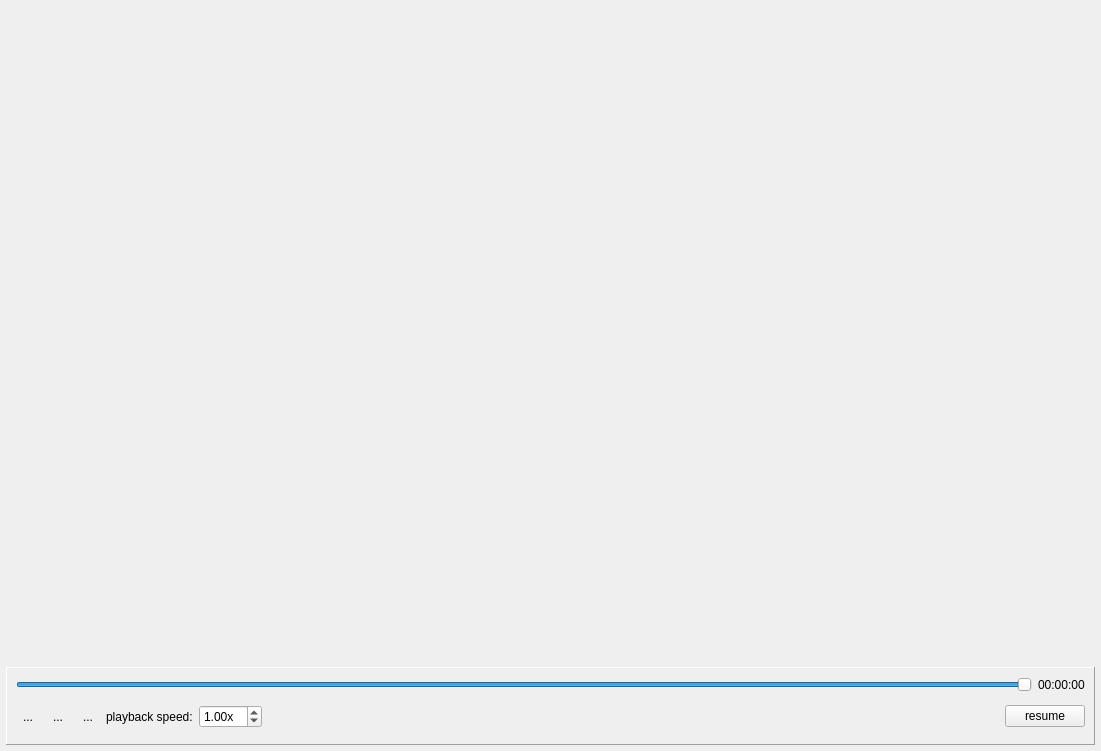
This is software/ddapp/src/app/ddVideoPlayer.ui in openhumanoids/oh-distro as Qt 5 draws it before an edit. The edited form follows.
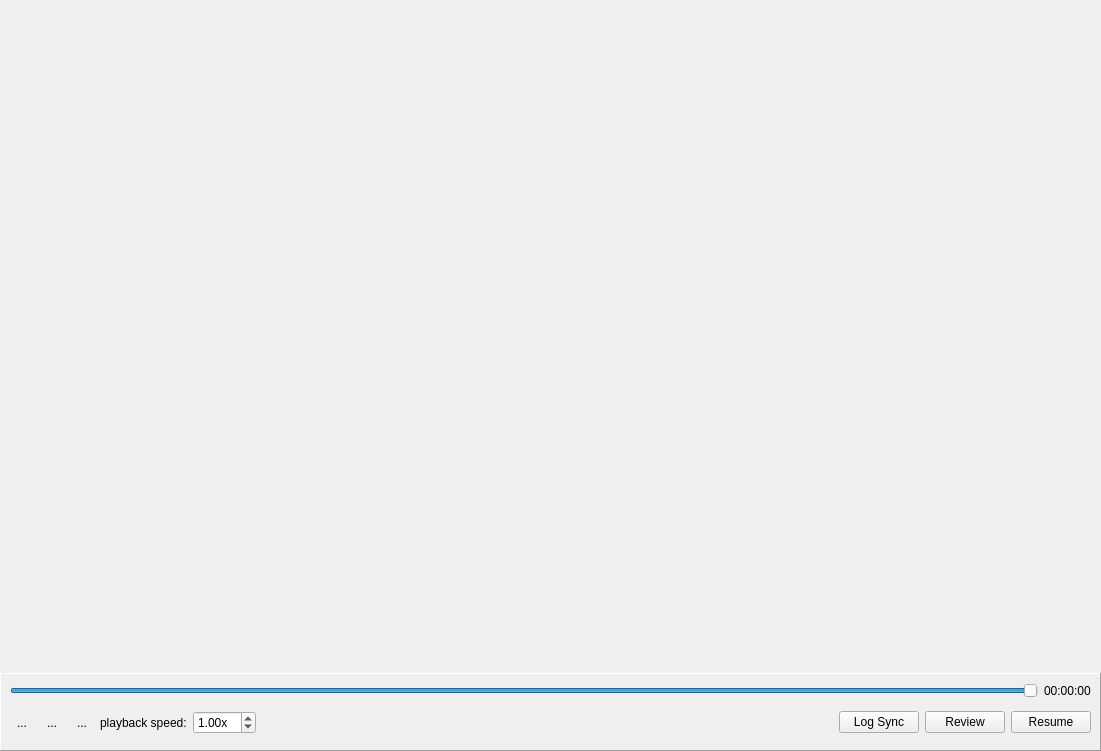
This is the edited form. Icons and pictures are not drawn.

Commit message: updates to video player and server to support log sync playback mode

The edit to the form file:
```diff
--- a/software/ddapp/src/app/ddVideoPlayer.ui
+++ b/software/ddapp/src/app/ddVideoPlayer.ui
@@ -42,7 +42,7 @@
        <number>6</number>
       </property>
       <property name="margin">
-       <number>6</number>
+       <number>0</number>
       </property>
       <item>
        <widget class="QFrame" name="frame">
@@ -52,21 +52,14 @@
         <property name="frameShadow">
          <enum>QFrame::Raised</enum>
         </property>
-        <layout class="QGridLayout" name="gridLayout">
-         <item row="0" column="1">
-          <widget class="QLabel" name="timeLabel">
-           <property name="sizePolicy">
-            <sizepolicy hsizetype="Preferred" vsizetype="Preferred">
-             <horstretch>0</horstretch>
-             <verstretch>0</verstretch>
-            </sizepolicy>
-           </property>
-           <property name="text">
-            <string>00:00:00</string>
-           </property>
-          </widget>
-         </item>
-         <item row="0" column="0">
+        <layout class="QVBoxLayout" name="verticalLayout_4">
+         <item>
+          <widget class="QWidget" name="playbackSliderFrame" native="true">
+           <layout class="QHBoxLayout" name="horizontalLayout_3">
+            <property name="margin">
+             <number>0</number>
+            </property>
+            <item>
           <widget class="QSlider" name="slider">
            <property name="sizePolicy">
             <sizepolicy hsizetype="Expanding" vsizetype="Fixed">
@@ -100,9 +93,31 @@
            </property>
           </widget>
          </item>
-         <item row="1" column="0" colspan="2">
+            <item>
+             <widget class="QLabel" name="timeLabel">
+              <property name="sizePolicy">
+               <sizepolicy hsizetype="Preferred" vsizetype="Preferred">
+                <horstretch>0</horstretch>
+                <verstretch>0</verstretch>
+               </sizepolicy>
+              </property>
+              <property name="text">
+               <string>00:00:00</string>
+              </property>
+             </widget>
+            </item>
+           </layout>
+          </widget>
+         </item>
+         <item>
           <layout class="QHBoxLayout" name="horizontalLayout_2">
            <item>
+            <widget class="QWidget" name="playbackControlsFrame" native="true">
+             <layout class="QHBoxLayout" name="horizontalLayout_4">
+              <property name="margin">
+               <number>0</number>
+              </property>
+              <item>
             <widget class="QToolButton" name="seekBackwardButton">
              <property name="text">
               <string>...</string>
@@ -194,6 +209,9 @@
              </property>
             </widget>
            </item>
+             </layout>
+            </widget>
+           </item>
            <item>
             <spacer name="horizontalSpacer">
              <property name="orientation">
@@ -207,10 +225,24 @@
              </property>
             </spacer>
            </item>
+           <item>
+            <widget class="QPushButton" name="logSyncButton">
+             <property name="text">
+              <string>Log Sync</string>
+             </property>
+            </widget>
+           </item>
+           <item>
+            <widget class="QPushButton" name="reviewButton">
+             <property name="text">
+              <string>Review</string>
+             </property>
+            </widget>
+           </item>
            <item>
             <widget class="QPushButton" name="resumeButton">
              <property name="text">
-              <string>resume</string>
+              <string>Resume</string>
              </property>
             </widget>
            </item>
```
Lines whose indentation alone changed are shown as unchanged. The commit also changes 2 other files.
